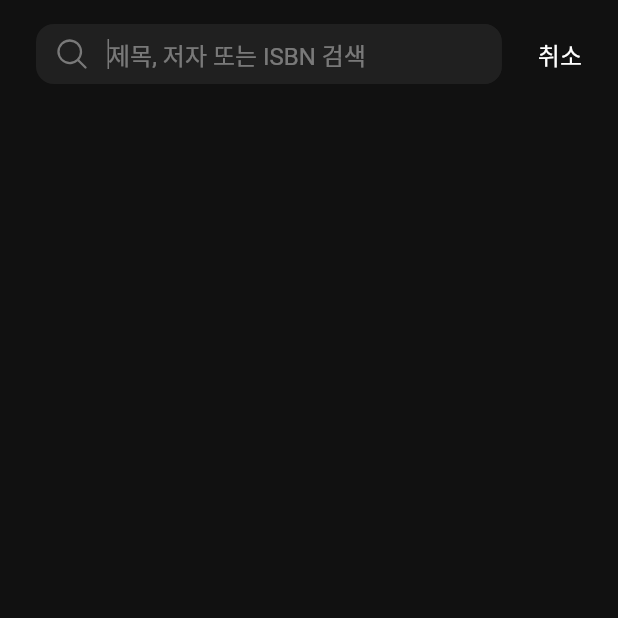
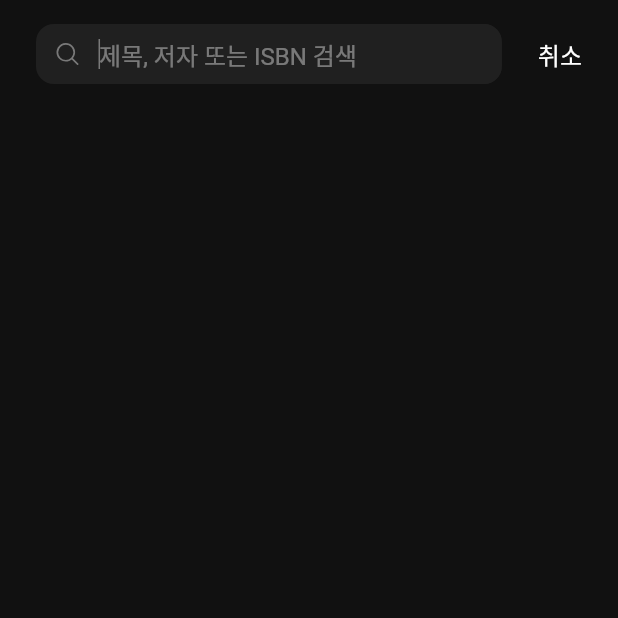
Before and after one commit to JangInHwa/booklog, a Flutter app: the SearchPage screen opened by its route, on a phone screen of 412 x 824 dp, the top half of it. Run offline on Flutter 3.47's test engine with Material 2 defaults, Android fonts, the phone set to English and light mode, and no system bars; our stand-ins replace flutter_phosphor_icons, get; Roboto replaces fonts that are missing (Pretendard).

Commit message:
decrease search_icon size

```diff
--- a/lib/app/modules/search/widgets/search_field.dart
+++ b/lib/app/modules/search/widgets/search_field.dart
@@ -20,7 +20,7 @@ class SearchField extends StatelessWidget {
           children: [
             const Padding(
               padding: EdgeInsets.symmetric(horizontal: 12),
-              child: Icon(PhosphorIcons.magnifying_glass, color: BLColors.TEXT40),
+              child: Icon(PhosphorIcons.magnifying_glass, color: BLColors.TEXT40, size: 18),
             ),
             Expanded(
               child: TextField(
```
